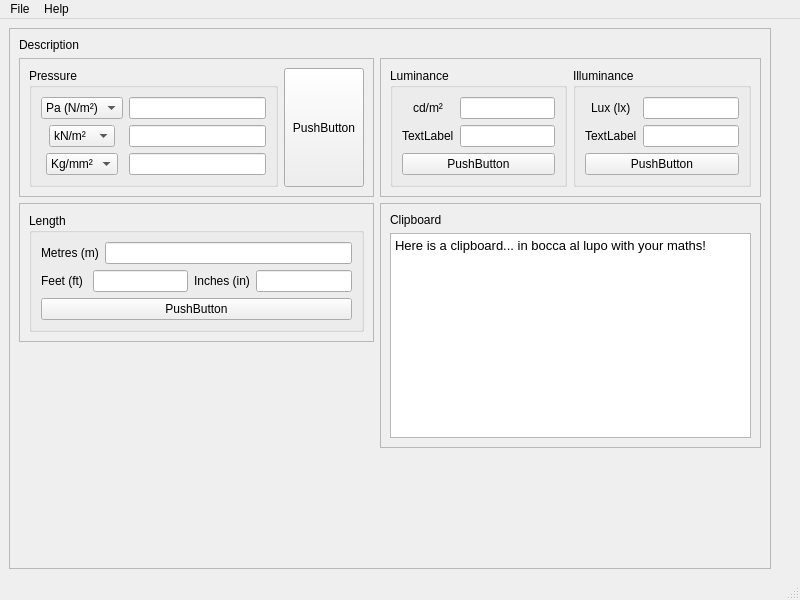
The window that pyqt-window/MainWindow.ui (i5ar/iconverters) describes before a commit, drawn with Qt 5.
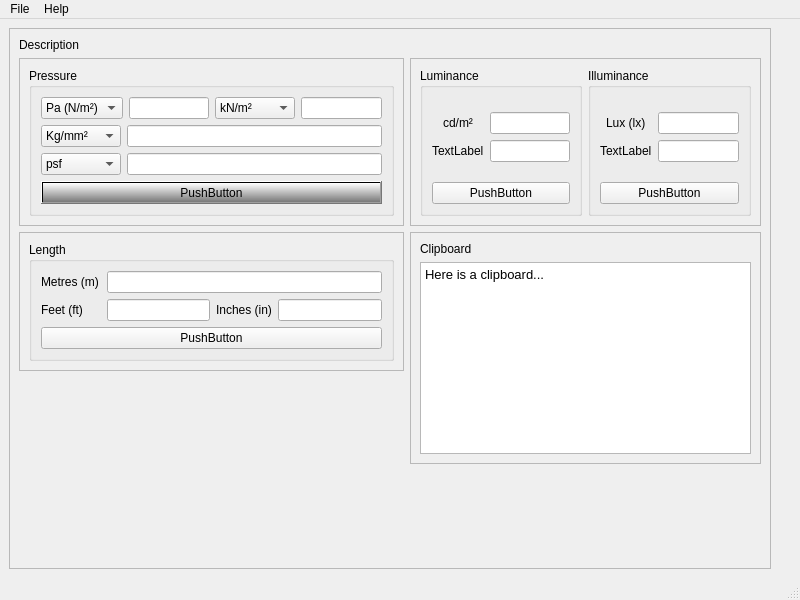
The same window after the commit. Icons and pictures are not drawn.

Patch:
```diff
--- a/pyqt-window/MainWindow.ui
+++ b/pyqt-window/MainWindow.ui
@@ -95,8 +95,8 @@
             <property name="title">
              <string>Pressure</string>
             </property>
-            <layout class="QGridLayout" name="gridLayout_2">
-             <item row="0" column="0">
+            <layout class="QVBoxLayout" name="verticalLayout_5">
+             <item>
               <layout class="QFormLayout" name="formLayout_2">
                <property name="sizeConstraint">
                 <enum>QLayout::SetDefaultConstraint</enum>
@@ -110,6 +110,13 @@
                <property name="formAlignment">
                 <set>Qt::AlignCenter</set>
                </property>
+               <item row="0" column="0" colspan="2">
+                <layout class="QHBoxLayout" name="horizontalLayout_2">
+                 <item>
+                  <layout class="QFormLayout" name="formLayout_8">
+                   <property name="fieldGrowthPolicy">
+                    <enum>QFormLayout::AllNonFixedFieldsGrow</enum>
+                   </property>
                <item row="0" column="0">
                 <widget class="QComboBox" name="comboBox">
                  <item>
@@ -127,8 +134,18 @@
                <item row="0" column="1">
                 <widget class="QLineEdit" name="lineEdit"/>
                </item>
-               <item row="1" column="0">
+                  </layout>
+                 </item>
+                 <item>
+                  <layout class="QFormLayout" name="formLayout_9">
+                   <item row="0" column="0">
                 <widget class="QComboBox" name="comboBox_2">
+                     <property name="minimumSize">
+                      <size>
+                       <width>80</width>
+                       <height>0</height>
+                      </size>
+                     </property>
                  <item>
                   <property name="text">
                    <string>kN/m²</string>
@@ -141,14 +158,21 @@
                  </item>
                 </widget>
                </item>
-               <item row="1" column="1">
+                   <item row="0" column="1">
                 <widget class="QLineEdit" name="lineEdit_2"/>
                </item>
-               <item row="2" column="1">
-                <widget class="QLineEdit" name="lineEdit_4"/>
-               </item>
-               <item row="2" column="0">
+                  </layout>
+                 </item>
+                </layout>
+               </item>
+               <item row="1" column="0">
                 <widget class="QComboBox" name="comboBox_3">
+                 <property name="minimumSize">
+                  <size>
+                   <width>80</width>
+                   <height>0</height>
+                  </size>
+                 </property>
                  <item>
                   <property name="text">
                    <string>Kg/mm²</string>
@@ -161,10 +185,33 @@
                  </item>
                 </widget>
                </item>
-              </layout>
-             </item>
-            </layout>
-           </widget>
+               <item row="1" column="1">
+                <widget class="QLineEdit" name="lineEdit_4"/>
+               </item>
+               <item row="2" column="0">
+                <widget class="QComboBox" name="comboBox_4">
+                 <property name="minimumSize">
+                  <size>
+                   <width>80</width>
+                   <height>0</height>
+                  </size>
+                 </property>
+                 <item>
+                  <property name="text">
+                   <string>psf</string>
+                  </property>
+                 </item>
+                 <item>
+                  <property name="text">
+                   <string>psi</string>
+                  </property>
+                 </item>
+                </widget>
+               </item>
+               <item row="2" column="1">
+                <widget class="QLineEdit" name="lineEdit_9"/>
+               </item>
+              </layout>
           </item>
           <item>
            <widget class="QPushButton" name="pushButton_5">
@@ -174,9 +221,15 @@
               <verstretch>0</verstretch>
              </sizepolicy>
             </property>
+               <property name="styleSheet">
+                <string notr="true">background-color: qlineargradient(spread:pad, x1:1, y1:1, x2:1, y2:0, stop:0 rgba(0, 0, 0, 125), stop:1 rgba(255, 255, 255, 255));</string>
+               </property>
             <property name="text">
              <string>PushButton</string>
             </property>
+              </widget>
+             </item>
+            </layout>
            </widget>
           </item>
          </layout>
@@ -322,7 +375,7 @@
                  </property>
                  <property name="minimumSize">
                   <size>
-                   <width>46</width>
+                   <width>60</width>
                    <height>20</height>
                   </size>
                  </property>
@@ -350,7 +403,7 @@
                   <widget class="QLabel" name="label_12">
                    <property name="minimumSize">
                     <size>
-                     <width>46</width>
+                     <width>60</width>
                      <height>0</height>
                     </size>
                    </property>
@@ -441,7 +494,7 @@
 &lt;html&gt;&lt;head&gt;&lt;meta name=&quot;qrichtext&quot; content=&quot;1&quot; /&gt;&lt;style type=&quot;text/css&quot;&gt;
 p, li { white-space: pre-wrap; }
 &lt;/style&gt;&lt;/head&gt;&lt;body style=&quot; font-family:'MS Shell Dlg 2'; font-size:12pt; font-weight:400; font-style:normal;&quot;&gt;
-&lt;p style=&quot; margin-top:0px; margin-bottom:0px; margin-left:0px; margin-right:0px; -qt-block-indent:0; text-indent:0px;&quot;&gt;&lt;span style=&quot; font-size:10pt;&quot;&gt;Here is a clipboard... in bocca al lupo with your maths!&lt;/span&gt;&lt;/p&gt;&lt;/body&gt;&lt;/html&gt;</string>
+&lt;p style=&quot; margin-top:0px; margin-bottom:0px; margin-left:0px; margin-right:0px; -qt-block-indent:0; text-indent:0px;&quot;&gt;&lt;span style=&quot; font-size:10pt;&quot;&gt;Here is a clipboard...&lt;/span&gt;&lt;/p&gt;&lt;/body&gt;&lt;/html&gt;</string>
             </property>
            </widget>
           </item>
```
Left out of the diff: 12 changed lines with no effect on the pictures. Lines whose indentation alone changed are shown as unchanged.
